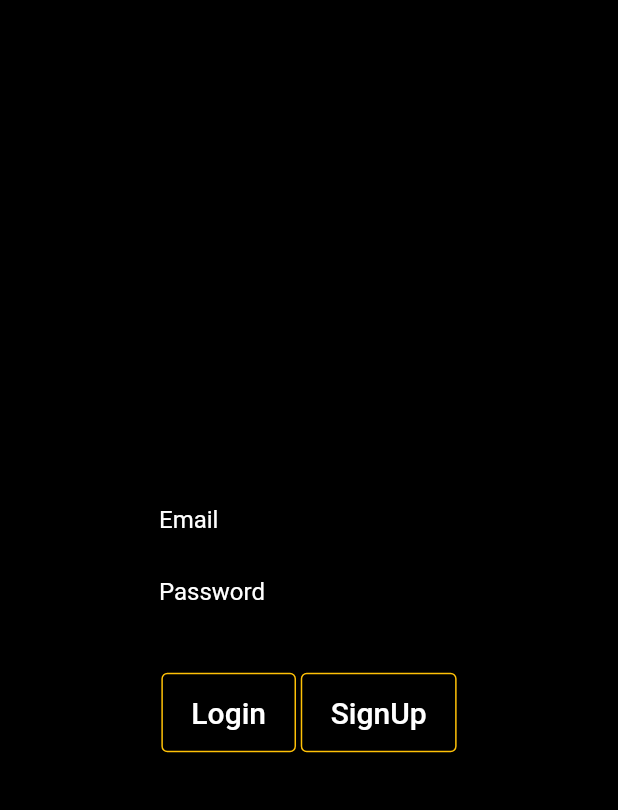
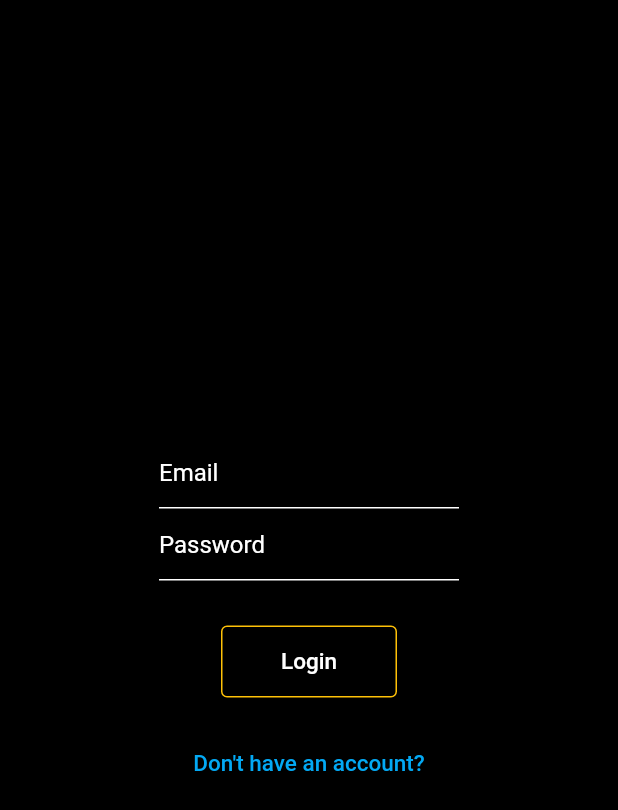
Before and after one commit to techdelux/memebytes, a Flutter app: the screen it shows after launch, on a phone screen of 412 x 824 dp. Shown: the top 810 px of the screen. Run offline on Flutter 3.47's test engine with Material 2 defaults, Android fonts, the phone set to English and light mode, and no system bars; our stand-ins replace firebase_auth, firebase_core, get, google_sign_in; accounts and stored records are empty.

Commit message:
lounge/001

```diff
--- a/memebytes/lib/main.dart
+++ b/memebytes/lib/main.dart
@@ -19,8 +19,12 @@ class Base extends StatelessWidget {
 
   @override
   Widget build(BuildContext context) {
-    return GetMaterialApp(
-      home: Login(),
+    return GestureDetector(
+      onTap: () => FocusManager.instance.primaryFocus?.unfocus(),
+      child: GetMaterialApp(
+        debugShowCheckedModeBanner: false,
+        home: Login(),
+      ),
     );
   }
 }
--- a/memebytes/lib/screens/login.dart
+++ b/memebytes/lib/screens/login.dart
@@ -12,6 +12,7 @@ class Login extends GetWidget<AuthController> {
   @override
   Widget build(BuildContext context) {
     return Scaffold(
+      resizeToAvoidBottomInset: false,
       backgroundColor: Colors.black,
       // appBar: AppBar(
       //   title: const Text('Login'),
@@ -24,7 +25,14 @@ class Login extends GetWidget<AuthController> {
             mainAxisAlignment: MainAxisAlignment.center,
             children: [
               TextField(
+                style: const TextStyle(color: Colors.white),
                 decoration: const InputDecoration(
+                  enabledBorder: UnderlineInputBorder(
+                    borderSide: BorderSide(color: Colors.white),
+                  ),
+                  focusedBorder: UnderlineInputBorder(
+                    borderSide: BorderSide(color: Colors.indigo),
+                  ),
                   hintText: "Email",
                   hintStyle: TextStyle(
                     color: Colors.white,
@@ -33,7 +41,14 @@ class Login extends GetWidget<AuthController> {
                 controller: emailController,
               ),
               TextField(
+                style: const TextStyle(color: Colors.white),
                 decoration: const InputDecoration(
+                  enabledBorder: UnderlineInputBorder(
+                    borderSide: BorderSide(color: Colors.white),
+                  ),
+                  focusedBorder: UnderlineInputBorder(
+                    borderSide: BorderSide(color: Colors.indigo),
+                  ),
                   hintText: "Password",
                   hintStyle: TextStyle(
                     color: Colors.white,
@@ -51,7 +66,7 @@ class Login extends GetWidget<AuthController> {
                       primary: Colors.white,
                       side: const BorderSide(color: Colors.amber),
                       padding: const EdgeInsets.symmetric(
-                          vertical: 15, horizontal: 20),
+                          vertical: 15, horizontal: 40),
                     ),
 
                     // onPressed: () async {
@@ -66,34 +81,24 @@ class Login extends GetWidget<AuthController> {
                     child: const Text(
                       "Login",
                       style: TextStyle(
-                        fontSize: 20,
+                        fontSize: 15,
                       ),
                     ),
                   ),
-                  OutlinedButton(
-                    style: OutlinedButton.styleFrom(
-                      primary: Colors.white,
-                      side: const BorderSide(
-                        color: Colors.amber,
+                ],
               ),
-                      padding: const EdgeInsets.symmetric(
-                          vertical: 15, horizontal: 20),
-                    ),
-                    // onPressed: () async {
-                    //   authController.login(emailController.text.trim(),
-                    //       passwordController.text.trim());
-                    // },
+              const SizedBox(height: 20),
+              TextButton(
                 onPressed: () {
                   Get.to(SignUp());
                 },
                 child: const Text(
-                      "SignUp",
+                  'Don\'t have an account?',
                   style: TextStyle(
-                        fontSize: 20,
+                    fontSize: 15,
+                    color: Colors.lightBlue,
                   ),
                 ),
-                  ),
-                ],
               ),
             ],
           ),
--- a/memebytes/pubspec.yaml
+++ b/memebytes/pubspec.yaml
@@ -64,8 +64,8 @@ flutter:
   uses-material-design: true
 
   # To add assets to your application, add an assets section, like this:
-  # assets:
-  #   - images/a_dot_burr.jpeg
+  assets:
+    - assets/images/
   #   - images/a_dot_ham.jpeg
 
   # An image asset can refer to one or more resolution-specific "variants", see
```
Also changed, not shown: memebytes/lib/controllers/authController.dart (+6 -3 lines), memebytes/lib/screens/signup.dart (+22 -17 lines). Lines whose indentation alone changed are shown as unchanged.
